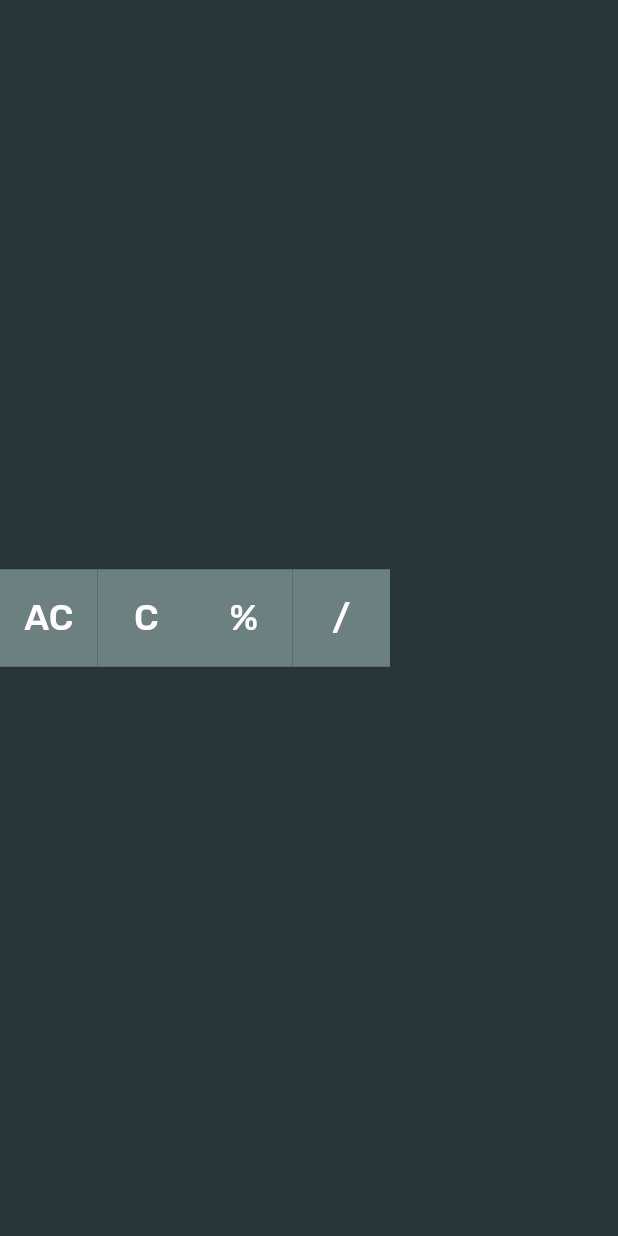
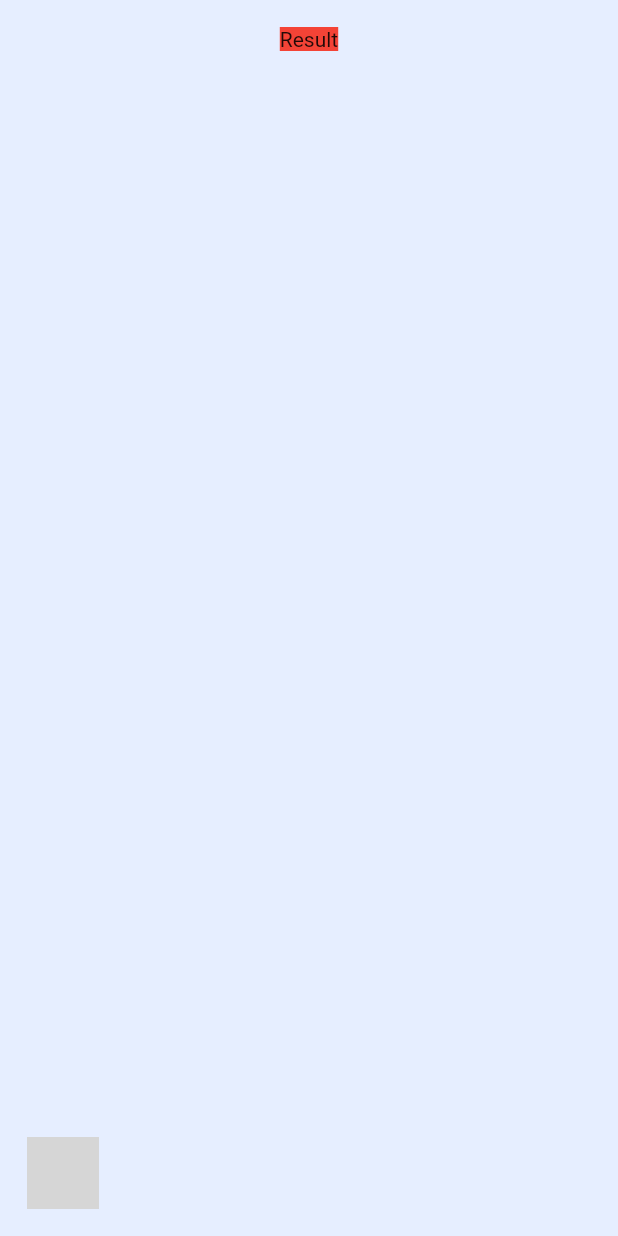
Before and after one commit to JJinuk/2021-Flutter-Study, a Flutter app: the screen it shows after launch, on a phone screen of 412 x 824 dp. Run offline on Flutter 3.47's test engine with Material 2 defaults, Android fonts, the phone set to English and light mode, and no system bars; our stand-ins replace fluttertoast; statements that could not run were skipped; grey boxes are pictures that could not be loaded.

Commit message:
[jinuk] 2021 GDSC Flutter Study - week9_addNewCalc
Signed-off-by: Jinuk <jitoor610@gmail.com>

```diff
--- a/Note/Jinuk/week9/calculator/lib/main.dart
+++ b/Note/Jinuk/week9/calculator/lib/main.dart
@@ -1,39 +1,139 @@
 import 'package:flutter/material.dart';
-import 'widgets/calc_button.dart';
 
 void main() {
-  runApp(calcApp());
+  runApp(MyApp());
 }
 
-class calcApp extends StatelessWidget {
+class MyApp extends StatelessWidget {
   @override
   Widget build(BuildContext context) {
     return MaterialApp(
-      title: 'Calculator',
-      home: Scaffold(
-        backgroundColor: Color(0xFF283637),
-        body: Center(
-          child: Row(
-            children: <Widget>[
-              CalcButton(
-                text: 'AC',
-                fillColor: 0xFF6C807F
+      debugShowCheckedModeBanner: false,
+      title: 'Calculator Neumorphism',
+      home: CalculatorNeuApp(),
+    );
+  }
+}
+
+const Color colorDark = Color(0xFF374352);
+const Color colorLight = Color(0xFFe6eeff);
+
+class CalculatorNeuApp extends StatefulWidget {
+  CalculatorNeuApp({Key? key}) : super(key: key);
+
+  @override
+  _CalculatorNeuAppState createState() => _CalculatorNeuAppState();
+}
+
+class _CalculatorNeuAppState extends State<CalculatorNeuApp> {
+  bool darkMode = false;
+  @override
+  Widget build(BuildContext context) {
+    return Scaffold(
+      backgroundColor: darkMode ? colorDark : colorLight,
+      body: SafeArea(
+        child: Padding(
+          padding: EdgeInsets.all(18),
+          child: Column(
+            mainAxisAlignment: MainAxisAlignment.spaceBetween,
+            children: [
+              Container(
+                color: Colors.red,
+                child: Text('Result'),
+              ),
+              Container(
+                child: Column(
+                  children: [
+                    Row(
+                      mainAxisAlignment: MainAxisAlignment.spaceBetween,
+                      children: [
+                        _buttonRounded(title: '0'),
+                      ],
+                    )
+                  ],
                 ),
-              CalcButton(
-                text: 'C',
-                fillColor: 0xFF6C807F
-                ),
-              CalcButton(
-                text: '%',
-                fillColor: 0xFF6C807F
-                ),
-              CalcButton(
-                text: '/',
-                fillColor: 0xFF6C807F
-                ),
-            ]),
+              ),
+            ],
+          ),
         ),
+      ),
+    );
+
+    // ignore: dead_code
+    Widget _buttonRounded({required String title, double padding = 20}) {
+      return NeuContainer(
+        darkMode: darkMode,
+        borderRadius: BorderRadius.circular(40),
+        child: Container(
+          width: padding * 2,
+          height: padding * 2,
+          child: Center(child: Text('$'),)
         ),
       );
+    }
   }
 }
+
+class NeuContainer extends StatefulWidget {
+  final bool darkMode;
+  final Widget child;
+  final BorderRadius borderRadius;
+  final EdgeInsetsGeometry padding;
+
+  NeuContainer(
+      {this.darkMode = false,
+      required this.child,
+      required this.borderRadius,
+      required this.padding});
+  @override
+  _NeuContainerState createState() => _NeuContainerState();
+}
+
+class _NeuContainerState extends State<NeuContainer> {
+  bool _isPressed = false;
+
+  void _onPointerDown(PointerDownEvent event) {
+    setState(() {
+      _isPressed = true;
+    });
+  }
+
+  void _onPointerUp(PointerUpEvent event) {
+    setState(() {
+      _isPressed = false;
+    });
+  }
+
+  @override
+  Widget build(BuildContext context) {
+    bool darkMode = widget.darkMode;
+    return Listener(
+      onPointerDown: _onPointerDown,
+      onPointerUp: _onPointerUp,
+      child: Container(
+        padding: widget.padding,
+        decoration: BoxDecoration(
+            color: darkMode ? colorDark : colorLight,
+            borderRadius: widget.borderRadius,
+            boxShadow: _isPressed
+                ? null
+                : [
+                    BoxShadow(
+                      color:
+                          darkMode ? Colors.black54 : Colors.blueGrey.shade200,
+                      offset: Offset(4.0, 4.0),
+                      blurRadius: 15.0,
+                      spreadRadius: 1.0,
+                    ),
+                    BoxShadow(
+                        color:
+                            darkMode ? Colors.blueGrey.shade700 : Colors.white,
+                        offset: Offset(-4.0, -4.0),
+                        blurRadius: 15.0,
+                        spreadRadius: 1.0)
+                  ]),
+        child: widget.child,
+      ),
+    );
+  }
+}
--- a/Note/Jinuk/week9/calculator/lib/widgets/calc_button.dart
+++ /dev/null
@@ -1,44 +0,0 @@
-import 'package:flutter/material.dart';
-import 'package:google_fonts/google_fonts.dart';
-
-class CalcButton extends StatelessWidget {
-  final String text;
-  final int fillColor;
-  final int textColor;
-  final double textSize;
-
-  const CalcButton(
-      {Key? key,
-      required this.text,
-      required this.fillColor,
-      this.textColor = 0xFFFFFFFF,
-      this.textSize = 24})
-      : super(key: key);
-
-  @override
-  Widget build(BuildContext context) {
-    return Container(
-      color: fillColor != null ? Color(fillColor) : null,
-
-      width: 65,
-      height: 65,
-      child: TextButton(
-        onPressed: () {},
-        child: Text(
-          text,
-          style: GoogleFonts.rubik(
-            textStyle: TextStyle(
-              fontSize: textSize,
-              color: Color(textColor),
-            ),
-          ),
-        ),
-        style: TextButton.styleFrom(
-          shape: RoundedRectangleBorder(
-            borderRadius: BorderRadius.circular(50),
-          ),
-        ),
-      ),
-    );
-  }
-}
--- a/Note/Jinuk/week9/calculator/pubspec.yaml
+++ b/Note/Jinuk/week9/calculator/pubspec.yaml
@@ -35,6 +35,7 @@ dependencies:
   # Use with the CupertinoIcons class for iOS style icons.
   cupertino_icons: ^1.0.2
   google_fonts: ^2.1.0
+  math_expressions: ^2.2.0
 
 dev_dependencies:
   flutter_test:
```
Also changed, not shown: Note/Jinuk/week9/calculator/pubspec.lock, 3 other files.
